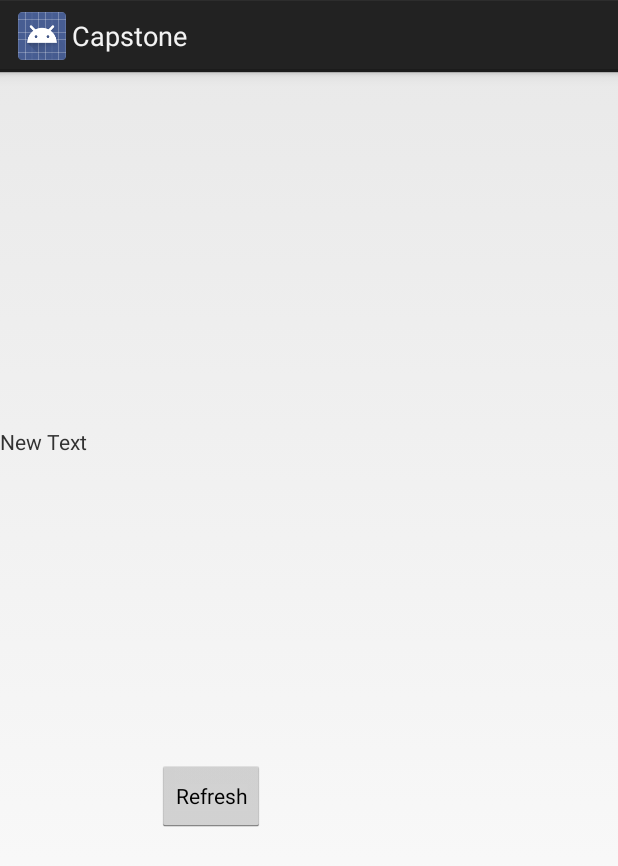
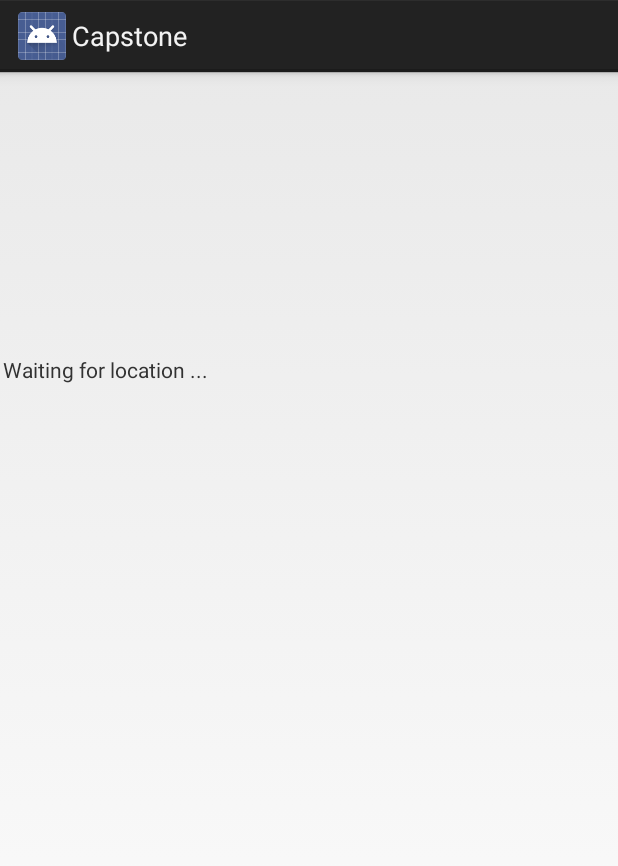
Before and after one commit to andrewazores/Capstone, an Android app: the layout activity_location.xml on its own in the app's theme, with its tools: preview values and no code run, on a phone screen of 412 x 824 dp. Shown: the top 866 px of the screen. Run offline under Robolectric (Android 15) with nearby library versions, the phone set to English and light mode, and no system bars.

Commit message:
Removed refresh button, fixed NPE in UI update

```diff
--- a/LocationTracker/src/main/java/ca/mcmaster/capstone/BarometerListener.java
+++ b/LocationTracker/src/main/java/ca/mcmaster/capstone/BarometerListener.java
@@ -17,7 +17,6 @@ class BarometerListener implements SensorEventListener {
     @Override
     public void onSensorChanged(final SensorEvent event) {
         locationActivity.barometerPressure = event.values[0];
-        locationActivity.updateUi();
     }
 
     @Override
--- a/LocationTracker/src/main/res/layout/activity_location.xml
+++ b/LocationTracker/src/main/res/layout/activity_location.xml
@@ -7,23 +7,17 @@
 
     <ScrollView
             android:layout_width="fill_parent"
-            android:layout_height="240dp"
+            android:layout_height="221dp"
             android:id="@+id/scrollView" android:layout_x="0dp" android:layout_y="0dp">
         <TableLayout
                 android:layout_width="fill_parent"
                 android:layout_height="wrap_content" android:id="@+id/tableLayout" android:showDividers="middle|beginning|end">
         </TableLayout>
     </ScrollView>
-    <Button
-            style="?android:attr/buttonStyleSmall"
-            android:layout_width="wrap_content"
-            android:layout_height="wrap_content"
-            android:text="@string/refreshButtonText"
-            android:id="@+id/refreshButton" android:layout_x="105dp" android:layout_y="459dp"/>
     <TextView
             android:layout_width="match_parent"
-            android:layout_height="227dp"
-            android:text="New Text"
-            android:id="@+id/jsonTextView" android:layout_x="0dp" android:layout_y="237dp"/>
+            android:layout_height="321dp"
+            android:text="Waiting for location ..."
+            android:id="@+id/jsonTextView" android:layout_x="2dp" android:layout_y="189dp"/>
 
 </AbsoluteLayout>
--- a/LocationTracker/src/main/res/values/strings.xml
+++ b/LocationTracker/src/main/res/values/strings.xml
@@ -3,6 +3,5 @@
 
     <string name="app_name">Capstone</string>
     <string name="title_activity_maps">Capstone</string>
-    <string name="refreshButtonText">Refresh</string>
 
 </resources>
```
Also changed, not shown: LocationTracker/src/main/java/ca/mcmaster/capstone/LocationActivity.java (+4 -17 lines).
